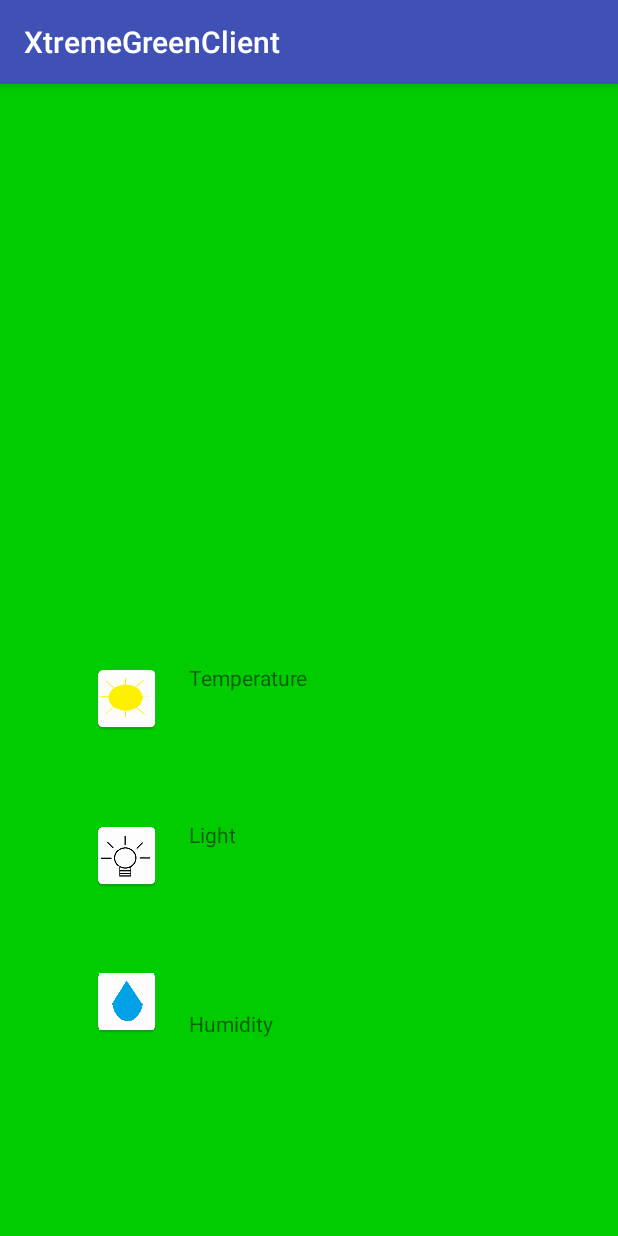
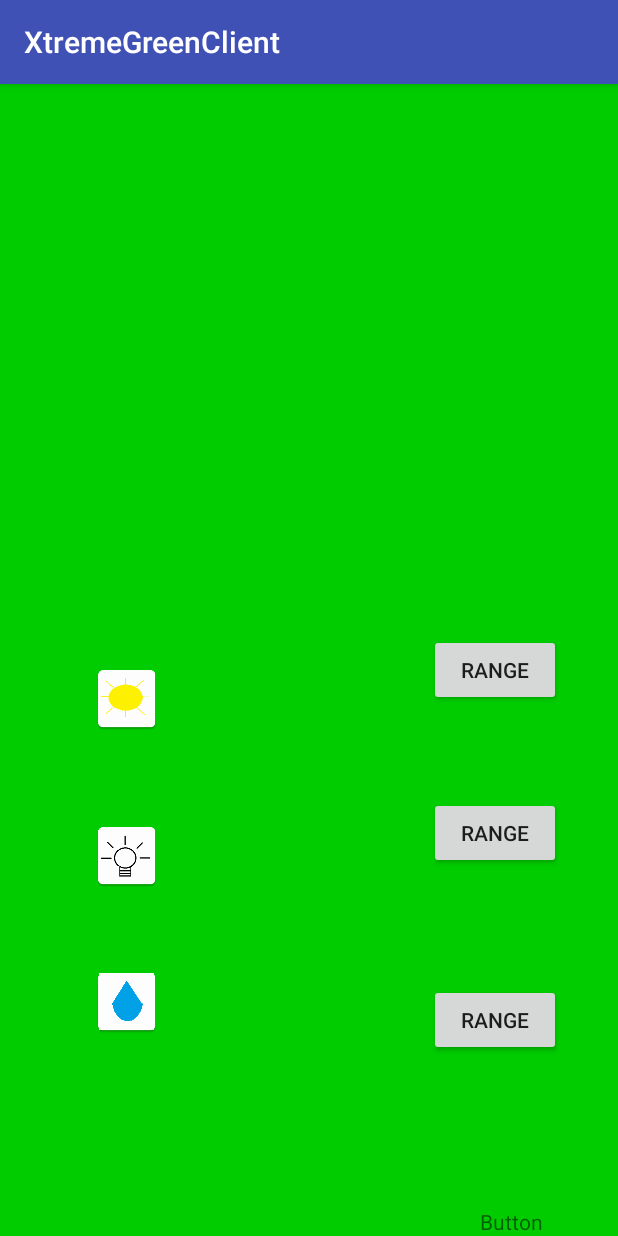
Before and after one commit to 2ndPerk/XtremeGreenClientApp, an Android app: the screen it shows after launch (MainActivity), on a phone screen of 412 x 824 dp. Run offline under Robolectric (Android 15) with nearby library versions, the phone set to English and light mode, and no system bars; our stand-ins replace Firebase (no records; nobody signed in at launch, a user with empty details on screens opened directly); 15 statements that could not run were skipped.

Commit message:
First push for notifications when out of range, and with tests (sort of) Miles & Will

```diff
--- a/app/src/main/java/com/example/perk/xtremegreenclient/GreenhouseVariables.java
+++ b/app/src/main/java/com/example/perk/xtremegreenclient/GreenhouseVariables.java
@@ -45,7 +45,7 @@ public class GreenhouseVariables {
 
     @Override
     public String toString(){
-        return "HR: " + this.HR + "\n" + "Humidity: " + this.humidity + "\n" + "Light: " + this.light + "\n" + "Temperature: " + this.temperature;
+        return "Humidity: " + this.humidity + "\n" + "Light: " + this.light + "\n" + "Temperature: " + this.temperature;
     }
 
 }
--- a/app/src/main/java/com/example/perk/xtremegreenclient/MainActivity.java
+++ b/app/src/main/java/com/example/perk/xtremegreenclient/MainActivity.java
@@ -1,8 +1,16 @@
 package com.example.perk.xtremegreenclient;
 
+import android.app.Notification;
+import android.app.NotificationManager;
+import android.app.PendingIntent;
+import android.app.TaskStackBuilder;
+import android.content.Context;
+import android.content.Intent;
+import android.content.SharedPreferences;
 import android.os.Bundle;
 import android.support.v7.app.AppCompatActivity;
 import android.view.View;
+import android.widget.Button;
 import android.widget.TextView;
 
 import com.google.firebase.database.DataSnapshot;
@@ -16,19 +24,11 @@ import com.google.firebase.database.ValueEventListener;
 public class MainActivity extends AppCompatActivity {
 
     private TextView tv1, tv2, tv3;
+    private Button blight, btemp, bhum;
+    private Ranges rangeHum, rangeTemp, rangeLight;
 
-    private double temp1 = 23.2;
-    private double temp2 = 18.9;
-    private double temp3 = 34.1;
-    private double light1 = 12.0;
-    private double light2 = 1.2;
-    private double light3 = 2.3;
-    private double hum1 = 23.2;
-    private double hum2 = 18.7;
-    private double hum3 = 15.2;
-
-    //FirebaseDatabase database = FirebaseDatabase.getInstance();
-    private DatabaseReference XtremeGreenHR, XtremeGreenHum, XtremeGreenLight, XtremeGreenTemp;
+   //FirebaseDatabase database = FirebaseDatabase.getInstance();
+    private DatabaseReference XtremeGreenHum, XtremeGreenLight, XtremeGreenTemp;
     //Firebase.setAndroidContext(this);
 
 
@@ -46,35 +46,88 @@ public class MainActivity extends AppCompatActivity {
         tv2 = (TextView) findViewById(R.id.lightText);
         tv3 = (TextView) findViewById(R.id.humidityText);
 
-        //final Query humidityQuery = XtremeGreen.orderByChild("Humidity");
+
+
+        //I  guess we need shared preferences
+        SharedPreferences sharedPref = getSharedPreferences("com.example.perk.xtremegreenclient", Context.MODE_PRIVATE);
+
+        double lightmin = Double.parseDouble(sharedPref.getString(getString(R.string.lightmin),"0.0"));
+        double lightmax = Double.parseDouble(sharedPref.getString(getString(R.string.lightmax),"0.0"));
+        double tempmin = Double.parseDouble(sharedPref.getString(getString(R.string.tempmin),"0.0"));
+        double tempmax = Double.parseDouble(sharedPref.getString(getString(R.string.tempmax),"0.0"));
+        double hummin = Double.parseDouble(sharedPref.getString(getString(R.string.hummin),"0.0"));
+        double hummax = Double.parseDouble(sharedPref.getString(getString(R.string.hummax),"0.0"));
+
+        rangeHum.setId(3);
+        rangeTemp.setId(1);
+        rangeLight.setId(2);
+
+        rangeHum.setMin(hummin);
+        rangeHum.setMax(hummax);
+        rangeLight.setMax(lightmax);
+        rangeLight.setMin(lightmin);
+        rangeTemp.setMin(tempmin);
+        rangeTemp.setMax(tempmax);   //#mostbeautifulcodeI'vewritten
+
+
+        //notifications are hard
+        Intent resultIntent = new Intent(this, MainActivity.class);
+        TaskStackBuilder stackBuilder = TaskStackBuilder.create(this);
+        stackBuilder.addParentStack(MainActivity.class);
+        stackBuilder.addNextIntent(resultIntent);
+        PendingIntent resultPendingIntent =
+                stackBuilder.getPendingIntent(
+                        0,
+                        PendingIntent.FLAG_UPDATE_CURRENT
+                );
+
+        final NotificationManager noteMan = (NotificationManager) getSystemService(Context.NOTIFICATION_SERVICE);
+
+
     /** Just tap the button, and it shows. It takes the value from the firebase reference as a snapshot, and then stores it as a string. Places it as the textObject. Simple.
      * */
 
-        tv1.setOnClickListener(new View.OnClickListener() {
-            public void onClick(View v) {
-                XtremeGreenTemp.addListenerForSingleValueEvent(new ValueEventListener() {
+      //  tv1.setOnClickListener(new View.OnClickListener() {
+      //      public void onClick(View v) {
+                XtremeGreenTemp.addValueEventListener(new ValueEventListener() {
                     @Override
                     public void onDataChange(DataSnapshot dataSnapshot) {
                         String obj = (String) dataSnapshot.getValue();
                         tv1.setText(obj);
+                        if(!testRange(Double.parseDouble(obj.replaceAll("[^\\.0123456789]","")), rangeTemp.getMin(), rangeTemp.getMax()))
+                        {
+                            Notification n = new Notification.Builder(MainActivity.this)
+                                    .setContentTitle("XTREMEGREEEEEEEEN")
+                                    .setContentText("heat's in defeat")
+                                    .setSmallIcon(R.mipmap.temperature_icon).build();
+                            noteMan.notify(1,n);
+                        }
                     }
 
                     public void onCancelled(DatabaseError databaseError) {
                         System.out.println("Error.");
                     }
                 });
-            }
+        //    }
 
             ;
-        });
+    //    });
 
-        tv2.setOnClickListener(new View.OnClickListener() {
-            public void onClick(View v) {
-                XtremeGreenLight.addListenerForSingleValueEvent(new ValueEventListener() {
+      //  tv2.setOnClickListener(new View.OnClickListener() {
+      //      public void onClick(View v) {
+                XtremeGreenLight.addValueEventListener(new ValueEventListener() {
                     @Override
                     public void onDataChange(DataSnapshot dataSnapshot) {
                         String obj = (String) dataSnapshot.getValue();
                         tv2.setText(obj);
+                        if(!testRange(Double.parseDouble(obj.replaceAll("[^\\.0123456789]","")), rangeLight.getMin(), rangeLight.getMax()))
+                        {
+                            Notification n = new Notification.Builder(MainActivity.this)
+                                .setContentTitle("XTREMEGREEEEEEEEN")
+                                .setContentText("light ain't right")
+                                .setSmallIcon(R.mipmap.light_icon).build();
+                            noteMan.notify(2,n);
+                        }
                     }
 
                     public void onCancelled(DatabaseError databaseError) {
@@ -83,25 +136,67 @@ public class MainActivity extends AppCompatActivity {
                 });
 
 
-            }
+       //     }
 
-        });
+       // });
 
-        tv3.setOnClickListener(new View.OnClickListener() {
-            public void onClick(View v) {
-                XtremeGreenHum.addListenerForSingleValueEvent(new ValueEventListener() {
+      //  tv3.setOnClickListener(new View.OnClickListener() {
+      //      public void onClick(View v) {
+                XtremeGreenHum.addValueEventListener(new ValueEventListener() {
                     @Override
                     public void onDataChange(DataSnapshot dataSnapshot) {
                         String obj = (String) dataSnapshot.getValue();
                         tv3.setText(obj);
+                        if(!testRange(Double.parseDouble(obj.replaceAll("[^\\.0123456789]","")), rangeHum.getMin(), rangeHum.getMax()))
+                        {
+                            Notification n = new Notification.Builder(MainActivity.this)
+                                    .setContentTitle("XTREMEGREEEEEEEEN")
+                                    .setContentText("humidity shmidity")
+                                    .setSmallIcon(R.mipmap.light_icon).build();
+                            noteMan.notify(3,n);
+                        }
                     }
 
                     public void onCancelled(DatabaseError databaseError) {
                         System.out.println("Error.");
                     }
                 });
+      //      }
+      //  });
+
+        btemp.setOnClickListener(new View.OnClickListener() {
+            @Override
+            public void onClick(View v) {
+                changeRangeTemp(rangeTemp);
             }
         });
+
+        blight.setOnClickListener(new View.OnClickListener() {
+            @Override
+            public void onClick(View v) {
+                changeRangeTemp(rangeLight);            }
+        });
+
+        bhum.setOnClickListener(new View.OnClickListener() {
+            @Override
+            public void onClick(View v) {
+            changeRangeTemp(rangeHum);
+            }
+        });
+
     }
+    public boolean testRange(double x, double min, double max)
+    {
+        if(x>=min && x<=max)
+            return true;
+        else
+            return false;
+    }
+
+    private void changeRangeTemp(Ranges range) {
+        Intent intent = new Intent(this, RangeSetterActivity.class);// Does not exist yet, make it later
+        intent.putExtra("Range", range);
+        startActivity(intent);
+    }
+
 }
-//comments and stuff for things
--- a/app/src/main/res/layout/activity_main.xml
+++ b/app/src/main/res/layout/activity_main.xml
@@ -62,4 +62,40 @@
         app:srcCompat="@mipmap/humidity_icon"
         android:layout_alignBottom="@+id/humidityText"
         android:layout_alignStart="@+id/imageView4" />
+
+    <Button
+        android:id="@+id/temprange2"
+        android:layout_width="wrap_content"
+        android:layout_height="wrap_content"
+        android:layout_alignBottom="@+id/imageView3"
+        android:layout_marginBottom="19dp"
+        android:layout_toEndOf="@+id/tempText"
+        android:text="Range" />
+
+    <TextView
+        android:id="@+id/temprange"
+        android:layout_width="wrap_content"
+        android:layout_height="wrap_content"
+        android:layout_alignEnd="@+id/temprange2"
+        android:layout_marginEnd="12dp"
+        android:text="Button"
+        android:layout_alignParentBottom="true" />
+
+    <Button
+        android:id="@+id/lightrange2"
+        android:layout_width="wrap_content"
+        android:layout_height="wrap_content"
+        android:layout_alignBottom="@+id/imageView4"
+        android:layout_marginBottom="15dp"
+        android:layout_toEndOf="@+id/lightText"
+        android:text="Range" />
+
+    <Button
+        android:id="@+id/humidityrange2"
+        android:layout_width="wrap_content"
+        android:layout_height="wrap_content"
+        android:layout_below="@+id/lightText"
+        android:layout_marginTop="12dp"
+        android:layout_toEndOf="@+id/humidityText"
+        android:text="Range" />
 </RelativeLayout>
--- a/app/src/main/res/values/strings.xml
+++ b/app/src/main/res/values/strings.xml
@@ -1,3 +1,9 @@
 <resources>
     <string name="app_name">XtremeGreenClient</string>
+    <string name ="lightmin">Light_Min</string>
+    <string name ="lightmax">Light_Max</string>
+    <string name ="hummin">Hum_Min</string>
+    <string name ="hummax">Hum_Max</string>
+    <string name ="tempmin">Temp_Min</string>
+    <string name ="tempmax">Temp_Max</string>
 </resources>
```
Also changed, not shown: app/src/main/java/com/example/perk/xtremegreenclient/RangeSetterActivity.java (added, +71 -0 lines), app/src/main/java/com/example/perk/xtremegreenclient/Ranges.java (added, +43 -0 lines), app/src/main/res/layout/range_setter_layout.xml (added, +67 -0 lines), 1 other file.
